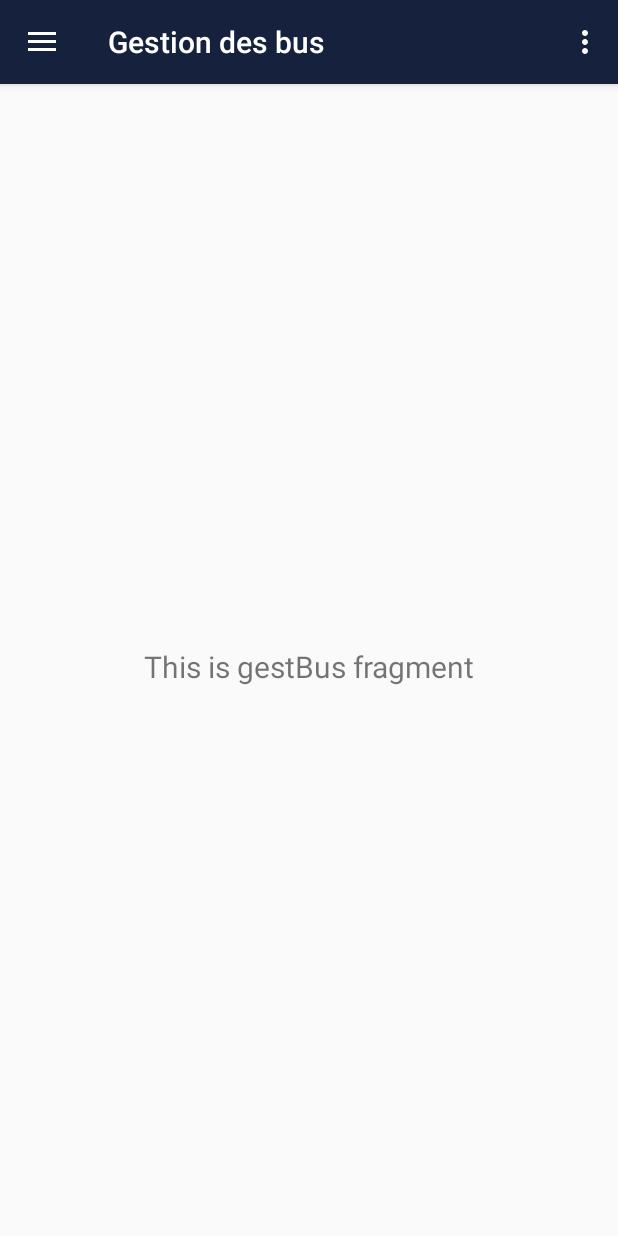
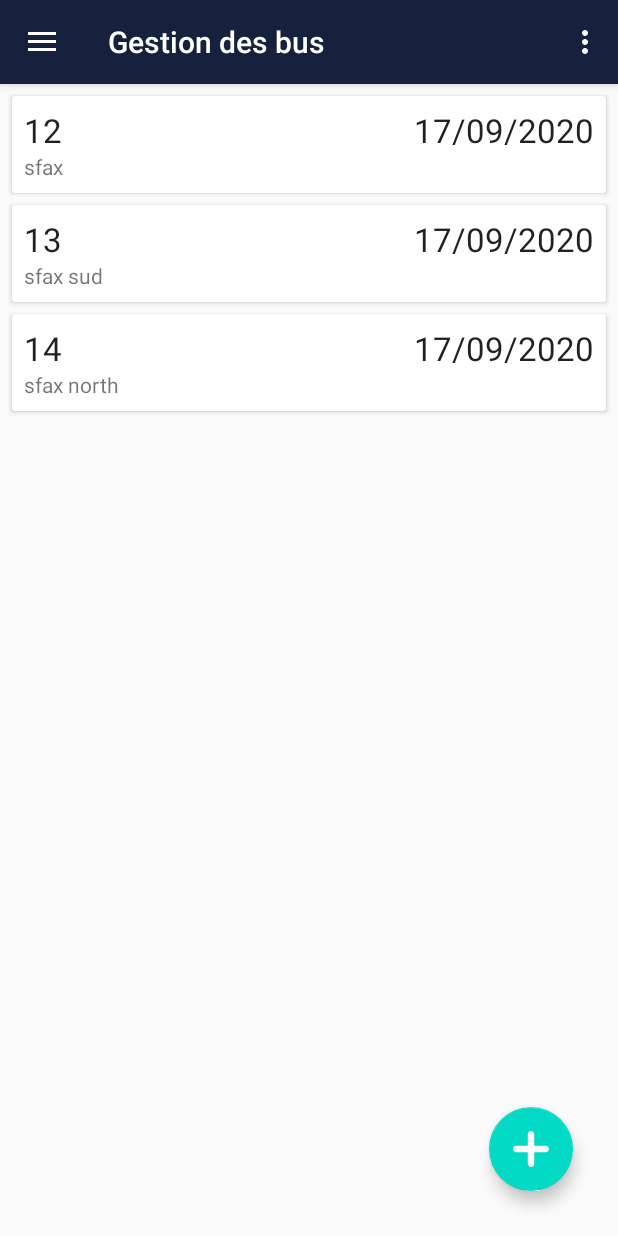
Before and after one commit to meddel/pfe_mobile, an Android app: the screen it shows after launch (MainActivity), in the side drawer, after a tap on "Gestion des bus", on a phone screen of 412 x 824 dp. Run offline under Robolectric (Android 15) with nearby library versions, the phone set to English and light mode, and no system bars; our stand-ins replace Firebase (no records; nobody signed in at launch, a user with empty details on screens opened directly), navigation-ui.

Commit message:
add add bus layout

```diff
--- a/app/build.gradle
+++ b/app/build.gradle
@@ -30,6 +30,7 @@ dependencies {
     implementation 'androidx.legacy:legacy-support-v4:1.0.0'
     implementation 'com.google.android.material:material:1.2.0'
     implementation 'androidx.constraintlayout:constraintlayout:1.1.3'
+    implementation 'androidx.cardview:cardview:1.0.0'
     implementation 'androidx.navigation:navigation-fragment:2.3.0'
     implementation 'androidx.navigation:navigation-ui:2.3.0'
     implementation 'androidx.lifecycle:lifecycle-extensions:2.2.0'
@@ -43,6 +44,7 @@ dependencies {
     // rxJava
     implementation "io.reactivex.rxjava3:rxjava:3.0.5"
     implementation 'com.google.firebase:firebase-auth:19.3.2'
+    implementation 'androidx.cardview:cardview:1.0.0'
     testImplementation 'junit:junit:4.12'
     androidTestImplementation 'androidx.test.ext:junit:1.1.1'
     androidTestImplementation 'androidx.test.espresso:espresso-core:3.2.0'
--- /dev/null
+++ b/app/src/main/java/com/mostdanger/drawerdemo/adapter/BusAdapter.java
@@ -0,0 +1,53 @@
+package com.mostdanger.drawerdemo.adapter;
+
+import android.provider.ContactsContract;
+import android.view.LayoutInflater;
+import android.view.View;
+import android.view.ViewGroup;
+import android.widget.TextView;
+
+import androidx.annotation.NonNull;
+import androidx.recyclerview.widget.RecyclerView;
+
+import com.mostdanger.drawerdemo.R;
+import com.mostdanger.drawerdemo.entities.Bus;
+
+import java.util.ArrayList;
+import java.util.List;
+
+public class BusAdapter extends RecyclerView.Adapter<BusAdapter.NoteHolder> {
+    private List<Bus> buses = new ArrayList<>();
+    @NonNull
+    @Override
+    public NoteHolder onCreateViewHolder(@NonNull ViewGroup parent, int viewType) {
+        View itemView = LayoutInflater.from(parent.getContext())
+                .inflate(R.layout.bus_item, parent, false);
+        return new NoteHolder(itemView);
+    }
+    @Override
+    public void onBindViewHolder(@NonNull NoteHolder holder, int position) {
+        Bus currentBus = buses.get(position);
+        holder.title.setText(String.valueOf(currentBus.getNum()));
+        holder.discription.setText(currentBus.getStation());
+        holder.option.setText(String.valueOf(currentBus.getDate()));
+    }
+    @Override
+    public int getItemCount() {
+        return buses.size();
+    }
+    public void setBuses(List<Bus> buses) {
+        this.buses = buses;
+        notifyDataSetChanged();
+    }
+    class NoteHolder extends RecyclerView.ViewHolder {
+        private TextView title;
+        private TextView discription;
+        private TextView option;
+        public NoteHolder(View itemView) {
+            super(itemView);
+            title = itemView.findViewById(R.id.title);
+            discription = itemView.findViewById(R.id.discription);
+            option = itemView.findViewById(R.id.option);
+        }
+    }
+}
--- /dev/null
+++ b/app/src/main/java/com/mostdanger/drawerdemo/entities/Bus.java
@@ -0,0 +1,47 @@
+package com.mostdanger.drawerdemo.entities;
+
+public class Bus {
+
+    private Integer num;
+    private String station;
+    private String date ;
+
+    public Bus(Integer num, String station, String date) {
+        this.num = num;
+        this.station = station;
+        this.date = date;
+    }
+
+    public Integer getNum() {
+        return num;
+    }
+
+    public void setNum(Integer num) {
+        this.num = num;
+    }
+
+    public String getStation() {
+        return station;
+    }
+
+    public void setStation(String station) {
+        this.station = station;
+    }
+
+    public String getDate() {
+        return date;
+    }
+
+    public void setDate(String date) {
+        this.date = date;
+    }
+
+    @Override
+    public String toString() {
+        return "Bus{" +
+                "num=" + num +
+                ", station='" + station + '\'' +
+                ", date='" + date + '\'' +
+                '}';
+    }
+}
--- a/app/src/main/java/com/mostdanger/drawerdemo/ui/fragment/gest_bus/GestBusFragment.java
+++ b/app/src/main/java/com/mostdanger/drawerdemo/ui/fragment/gest_bus/GestBusFragment.java
@@ -11,25 +11,55 @@ import androidx.annotation.Nullable;
 import androidx.fragment.app.Fragment;
 import androidx.lifecycle.Observer;
 import androidx.lifecycle.ViewModelProviders;
+import androidx.recyclerview.widget.LinearLayoutManager;
+import androidx.recyclerview.widget.RecyclerView;
 
+import com.google.android.material.floatingactionbutton.FloatingActionButton;
 import com.mostdanger.drawerdemo.R;
+import com.mostdanger.drawerdemo.adapter.BusAdapter;
+import com.mostdanger.drawerdemo.dialog.AjoutBusDialog;
+import com.mostdanger.drawerdemo.entities.Bus;
+import com.mostdanger.drawerdemo.ui.activity.MainActivity;
+
+import java.util.ArrayList;
+import java.util.List;
 
 public class GestBusFragment extends Fragment {
 
     private GestBusViewModel gestBusViewModel;
+    private FloatingActionButton add_button;
 
     public View onCreateView(@NonNull LayoutInflater inflater,
                              ViewGroup container, Bundle savedInstanceState) {
         gestBusViewModel =
                 ViewModelProviders.of(this).get(GestBusViewModel.class);
         View root = inflater.inflate(R.layout.fragment_gest_bus, container, false);
-        final TextView textView = root.findViewById(R.id.text_gest_bus);
-        gestBusViewModel.getText().observe(getViewLifecycleOwner(), new Observer<String>() {
+        List<Bus> buses = new ArrayList<>();
+        buses = loadBuses();
+        RecyclerView recyclerView = root.findViewById(R.id.recycler_view);
+        add_button = root.findViewById(R.id.add_button);
+        add_button.setOnClickListener(new View.OnClickListener() {
             @Override
-            public void onChanged(@Nullable String s) {
-                textView.setText(s);
+            public void onClick(View v) {
+                AjoutBusDialog ajoutBusDialog = new AjoutBusDialog(getActivity());
+                ajoutBusDialog.show();
             }
+
         });
+
+        recyclerView.setLayoutManager(new LinearLayoutManager(getActivity()));
+        recyclerView.setHasFixedSize(true);
+        final BusAdapter adapter = new BusAdapter();
+        recyclerView.setAdapter(adapter);
+        adapter.setBuses(buses);
         return root;
     }
+
+    private List<Bus> loadBuses() {
+        List<Bus> buses = new ArrayList<>();
+        buses.add(new Bus(12, "sfax", "17/09/2020"));
+        buses.add(new Bus(13, "sfax sud", "17/09/2020"));
+        buses.add(new Bus(14, "sfax north", "17/09/2020"));
+        return buses;
+    }
 }
--- /dev/null
+++ b/app/src/main/res/drawable/add.xml
@@ -0,0 +1,11 @@
+<?xml version="1.0" encoding="utf-8"?>
+<vector xmlns:android="http://schemas.android.com/apk/res/android"
+    android:width="448dp"
+    android:height="448dp"
+    android:viewportWidth="448"
+    android:viewportHeight="448">
+
+    <path
+        android:fillColor="#FFFFFF"
+        android:pathData="M408 184h-136c-4.417969 0-8-3.582031-8-8v-136c0-22.089844-17.910156-40-40-40s-40 17.910156-40 40v136c0 4.417969-3.582031 8-8 8h-136c-22.089844 0-40 17.910156-40 40s17.910156 40 40 40h136c4.417969 0 8 3.582031 8 8v136c0 22.089844 17.910156 40 40 40s40-17.910156 40-40v-136c0-4.417969 3.582031-8 8-8h136c22.089844 0 40-17.910156 40-40s-17.910156-40-40-40zm0 0" />
+</vector>
--- a/app/src/main/res/layout/activity_welcome_screen.xml
+++ b/app/src/main/res/layout/activity_welcome_screen.xml
@@ -41,7 +41,7 @@
         android:layout_marginTop="50dp"
         android:gravity="center"
         android:padding="20dp"
-        android:text="@string/welcome_text"
+        android:text="Med Del App"
         android:textAppearance="@style/TextBold"
-        android:textSize="18dp" />
+        android:textSize="28dp" />
 </androidx.constraintlayout.widget.ConstraintLayout>
--- /dev/null
+++ b/app/src/main/res/layout/bus_item.xml
@@ -0,0 +1,42 @@
+<?xml version="1.0" encoding="utf-8"?>
+<androidx.cardview.widget.CardView xmlns:android="http://schemas.android.com/apk/res/android"
+    android:layout_width="match_parent"
+    android:layout_height="wrap_content"
+    android:layout_marginEnd="8dp"
+    android:layout_marginStart="8dp"
+    android:layout_marginTop="8dp">
+
+    <RelativeLayout
+        android:layout_width="wrap_content"
+        android:layout_height="wrap_content"
+        android:padding="8dp">
+
+        <TextView
+            android:id="@+id/option"
+            android:layout_width="wrap_content"
+            android:layout_height="wrap_content"
+            android:layout_alignParentEnd="true"
+            android:text="1"
+            android:textAppearance="@style/TextAppearance.AppCompat.Large" />
+
+        <TextView
+            android:id="@+id/title"
+            android:layout_width="wrap_content"
+            android:layout_height="wrap_content"
+            android:layout_alignParentStart="true"
+            android:layout_toStartOf="@id/option"
+            android:ellipsize="end"
+            android:maxLines="1"
+            android:text="Title"
+            android:textAppearance="@style/TextAppearance.AppCompat.Large" />
+
+        <TextView
+            android:id="@+id/discription"
+            android:layout_width="wrap_content"
+            android:layout_height="wrap_content"
+            android:layout_below="@id/title"
+            android:text="Description" />
+
+    </RelativeLayout>
+
+</androidx.cardview.widget.CardView>
--- a/app/src/main/res/layout/fragment_gest_bus.xml
+++ b/app/src/main/res/layout/fragment_gest_bus.xml
@@ -6,17 +6,19 @@
     android:layout_height="match_parent"
     tools:context=".ui.fragment.gest_bus.GestBusFragment">
 
-    <TextView
-        android:id="@+id/text_gest_bus"
+    <com.google.android.material.floatingactionbutton.FloatingActionButton
+        android:id="@+id/add_button"
+        android:layout_width="wrap_content"
+        android:layout_height="wrap_content"
+        android:layout_marginEnd="30dp"
+        android:layout_marginBottom="30dp"
+        android:src="@drawable/add"
+        app:layout_constraintBottom_toBottomOf="parent"
+        app:layout_constraintEnd_toEndOf="parent" />
+
+    <androidx.recyclerview.widget.RecyclerView
+        android:id="@+id/recycler_view"
         android:layout_width="match_parent"
-        android:layout_height="wrap_content"
-        android:layout_marginStart="8dp"
-        android:layout_marginTop="8dp"
-        android:layout_marginEnd="8dp"
-        android:textAlignment="center"
-        android:textSize="20sp"
-        app:layout_constraintBottom_toBottomOf="parent"
-        app:layout_constraintEnd_toEndOf="parent"
-        app:layout_constraintStart_toStartOf="parent"
-        app:layout_constraintTop_toTopOf="parent" />
+        android:layout_height="match_parent"
+        tools:listitem="@layout/bus_item" />
 </androidx.constraintlayout.widget.ConstraintLayout>
```
Also changed, not shown: app/src/main/java/com/mostdanger/drawerdemo/dialog/AjoutBusDialog.java (added, +22 -0 lines), app/src/main/res/layout/ajout_bus_layout.xml (added, +65 -0 lines).
